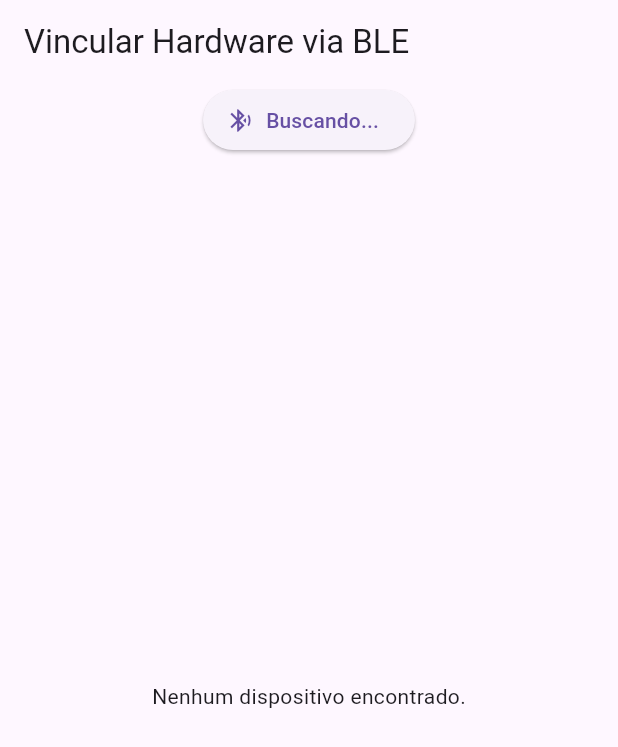
After one commit to GuiJustica/TccCompleto, a Flutter app: the screen it shows after launch, after a tap on "Buscar Dispositivos", on a phone screen of 412 x 824 dp. The commit adds this screen. Shown: the top 747 px of the screen. Run offline on Flutter 3.47's test engine with Material 3 defaults, Android fonts, the phone set to English and light mode, and no system bars; our stand-ins replace firebase_auth, firebase_core, firebase_database, flutter_blue_plus, permission_handler; accounts and stored records are empty.

Commit message:
tentativa de vinculacao e cadastro , corrigir certinho ainda...

```diff
--- a/tcc/lib/main.dart
+++ b/tcc/lib/main.dart
@@ -9,6 +9,7 @@ import 'package:tcc/cad_or_login.dart';
 import 'package:tcc/settings.dart';
 import 'package:tcc/tutorial.dart';
 import 'package:tcc/info_hardware.dart';
+import 'package:tcc/vinculacao_hardware.dart';
 
 import 'package:firebase_core/firebase_core.dart';
 
@@ -25,7 +26,7 @@ class MyApp extends StatelessWidget {
   Widget build(BuildContext context) {
     return MaterialApp(
       debugShowCheckedModeBanner: false,
-      home: InfoHardware(),
+      home: VinculacaoHardware(),
       routes: {
         'home': (context) => MyHomePage(),
         'cadorlogin': (context) => CadOrLogin(),
@@ -36,6 +37,7 @@ class MyApp extends StatelessWidget {
         'login': (context) => Login(),
         'cadastroHardware': (context) => CadastroHardware(),
         'infoHardware': (context) => InfoHardware(),
+        'vincHardware': (context) => VinculacaoHardware(),
       },
     );
   }
--- /dev/null
+++ b/tcc/lib/vinculacao_hardware.dart
@@ -0,0 +1,102 @@
+import 'package:flutter/material.dart';
+import 'package:flutter_blue_plus/flutter_blue_plus.dart';
+import 'package:permission_handler/permission_handler.dart';
+
+class VinculacaoHardware extends StatefulWidget {
+  const VinculacaoHardware({super.key});
+
+  @override
+  State<VinculacaoHardware> createState() => _VinculacaoHardwareState();
+}
+
+class _VinculacaoHardwareState extends State<VinculacaoHardware> {
+  List<ScanResult> dispositivosEncontrados = [];
+  bool buscando = false;
+
+  @override
+  void initState() {
+    super.initState();
+    solicitarPermissoes();
+    buscarDispositivos();
+  }
+
+  Future<void> solicitarPermissoes() async {
+    await Permission.bluetooth.request();
+    await Permission.location.request();
+    await Permission.bluetoothScan.request();
+    await Permission.bluetoothConnect.request();
+  }
+
+  void buscarDispositivos() async {
+    dispositivosEncontrados.clear();
+    setState(() => buscando = true);
+
+    await FlutterBluePlus.startScan(timeout: const Duration(seconds: 5));
+
+    FlutterBluePlus.scanResults.listen((results) {
+      setState(() => dispositivosEncontrados = results);
+    });
+
+    Future.delayed(const Duration(seconds: 6), () {
+      setState(() => buscando = false);
+    });
+  }
+
+  void conectarDispositivo(BluetoothDevice device) async {
+    try {
+      await device.connect();
+      ScaffoldMessenger.of(
+        context,
+      ).showSnackBar(SnackBar(content: Text('Conectado a ${device.name}')));
+      // Aqui: envio de dados futuros (SSID, senha, ID do usuário...)
+    } catch (e) {
+      ScaffoldMessenger.of(
+        context,
+      ).showSnackBar(SnackBar(content: Text('Erro ao conectar: $e')));
+    }
+  }
+
+  @override
+  void dispose() {
+    FlutterBluePlus.stopScan();
+    super.dispose();
+  }
+
+  @override
+  Widget build(BuildContext context) {
+    return Scaffold(
+      appBar: AppBar(title: const Text("Vincular Hardware via BLE")),
+      body: Column(
+        children: [
+          ElevatedButton.icon(
+            onPressed: buscarDispositivos,
+            icon: Icon(Icons.bluetooth_searching),
+            label: Text(buscando ? "Buscando..." : "Buscar Dispositivos"),
+          ),
+          Expanded(
+            child:
+                dispositivosEncontrados.isEmpty
+                    ? const Center(
+                      child: Text("Nenhum dispositivo encontrado."),
+                    )
+                    : ListView.builder(
+                      itemCount: dispositivosEncontrados.length,
+                      itemBuilder: (context, index) {
+                        final result = dispositivosEncontrados[index];
+                        final device = result.device;
+                        return ListTile(
+                          title: Text(
+                            device.name.isNotEmpty ? device.name : "Sem nome",
+                          ),
+                          subtitle: Text(device.id.toString()),
+                          trailing: Text("${result.rssi} dBm"),
+                          onTap: () => conectarDispositivo(device),
+                        );
+                      },
+                    ),
+          ),
+        ],
+      ),
+    );
+  }
+}
--- a/tcc/pubspec.yaml
+++ b/tcc/pubspec.yaml
@@ -35,6 +35,8 @@ dependencies:
   flutter:
     sdk: flutter
   url_launcher: ^6.2.5
+  flutter_blue_plus: ^1.15.5
+  permission_handler: ^11.3.0
   # The following adds the Cupertino Icons font to your application.
   # Use with the CupertinoIcons class for iOS style icons.
   cupertino_icons: ^1.0.8
```
Also changed, not shown: tcc/lib/cadastro_hardware.dart (+79 -1 lines), tcc/lib/my_home_page.dart (+1 -21 lines), tcc/pubspec.lock, 3 other files.
